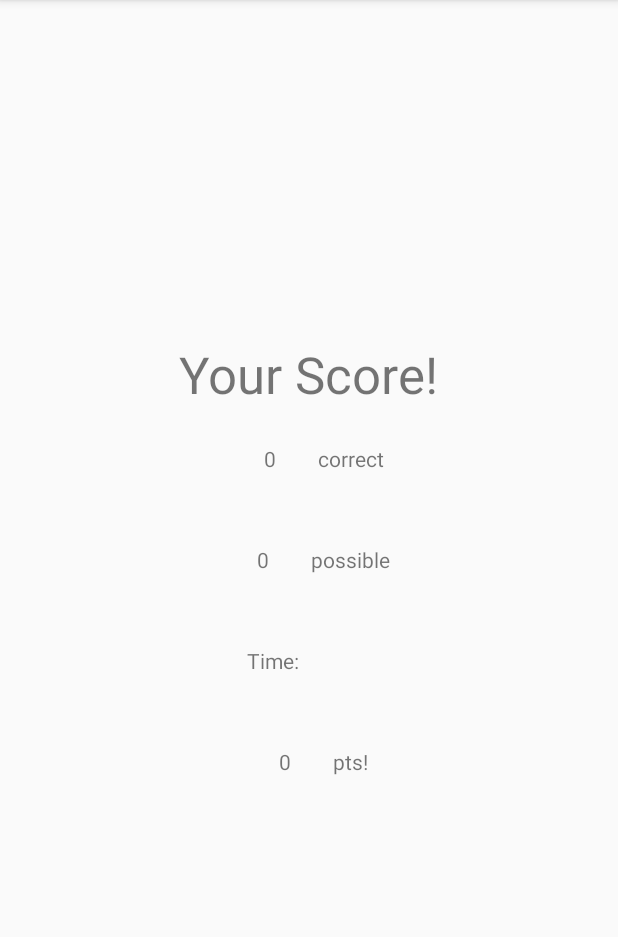
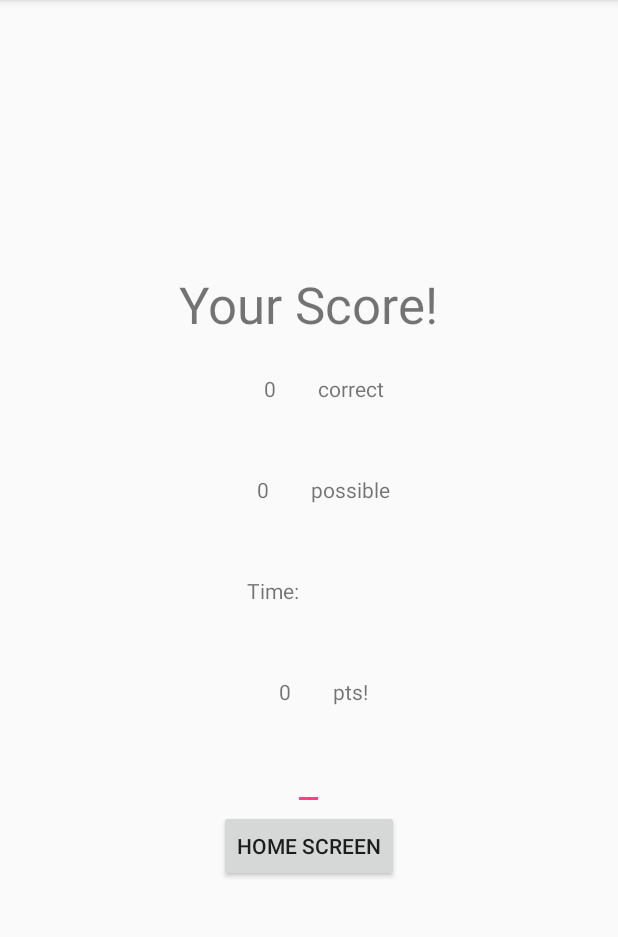
Before and after one commit to Eli-Drew/Revised567Project, an Android app: the ScoreActivity screen opened directly, with no data from a screen before it, on a phone screen of 412 x 824 dp, the part 84-1021 px from its top. Run offline under Robolectric (Android 15) with nearby library versions, the phone set to English and light mode, and no system bars.

Commit message:
added the functionality of returning to the menu from show score.

```diff
--- a/app/src/main/java/com/eli/android/revised567project/ScoreActivity.kt
+++ b/app/src/main/java/com/eli/android/revised567project/ScoreActivity.kt
@@ -1,5 +1,6 @@
 package com.eli.android.revised567project
 
+import android.content.Intent
 import android.os.Bundle
 import android.os.PersistableBundle
 import android.view.View
@@ -10,11 +11,14 @@ import kotlin.math.round
 
 private const val CORRECT_MULTIPLIER = 100
 private const val  TIME_MULTIPLIER = -10
+const val POINTS_CORRECT = "score points correct"
+const val POINTS_POSSIBLE = "score points possible"
+const val TIME_TAKEN = "time taken"
+const val TOTAL_SCORE = "total score."
 
 class ScoreActivity : AppCompatActivity() {
 
     private lateinit var homeButton: Button
-
     private lateinit var correctView: TextView
     private lateinit var possibleView: TextView
     private lateinit var timeView: TextView
@@ -29,6 +33,7 @@ class ScoreActivity : AppCompatActivity() {
         possibleView = findViewById(R.id.possible_text_view)
         pointsView = findViewById(R.id.score_points_text_view)
         timeView = findViewById(R.id.timer_text_view)
+        homeButton = findViewById(R.id.score_return_home)
 
         val userScore = intent.getDoubleExtra(SCORE,0.0)
         val stringScore = round(userScore).toString()
@@ -44,6 +49,15 @@ class ScoreActivity : AppCompatActivity() {
         pointsView.text = totalPoints.toString()
         timeView.text = timeElapsed
 
+        homeButton.setOnClickListener {
+            val homeIntent = Intent(this, MainActivity::class.java)
+            homeIntent.putExtra(POINTS_POSSIBLE, pointsPossible)
+            homeIntent.putExtra(POINTS_CORRECT, answersCorrect)
+            homeIntent.putExtra(TIME_TAKEN, timeElapsed)
+            homeIntent.putExtra(TOTAL_SCORE, totalPoints)
+            startActivity(homeIntent)
+        }
+
 
     }
     fun getTotalPoints(time: CharSequence?,  correctAnswers: Int) : Int {
--- a/app/src/main/res/layout/score_layout.xml
+++ b/app/src/main/res/layout/score_layout.xml
@@ -90,6 +90,25 @@
 
     </LinearLayout>
 
+<!--    <TextView-->
+<!--        android:layout_width="wrap_content"-->
+<!--        android:layout_height="wrap_content"-->
+<!--        android:gravity="center"-->
+<!--        android:text="@string/enter_name"-->
+<!--        android:textSize="24dp"/>-->
+
+    <EditText
+        android:layout_width="wrap_content"
+        android:layout_height="wrap_content"
+        android:gravity="center"
+        android:autofillHints="@string/enter_name"/>
+
+    <Button
+        android:layout_width="wrap_content"
+        android:layout_height="wrap_content"
+        android:text="@string/return_home"
+        android:id="@+id/score_return_home"/>
+
 
 
 
--- a/app/src/main/res/values/strings.xml
+++ b/app/src/main/res/values/strings.xml
@@ -22,7 +22,8 @@
     <string name="score_possible">possible</string>
     <string name="score_time">Time:</string>
     <string name="score_pts">pts!</string>
-
+    <string name="enter_name">Enter your name.</string>
+    <string name="return_home">Home Screen</string>
 
     <string name="first_question">When creating an object from a class, what is always invoked?</string>
     <string name="homepage_title">Welcome to the Ultimate Quiz Game!</string>
```
Lines whose indentation alone changed are shown as unchanged.
